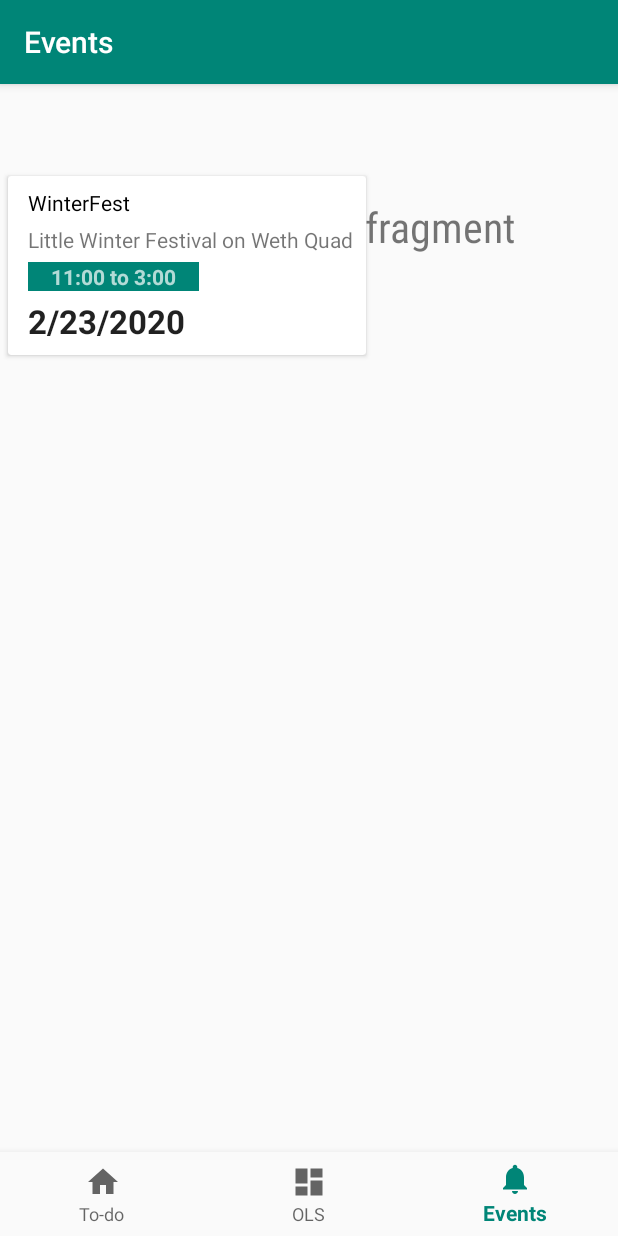
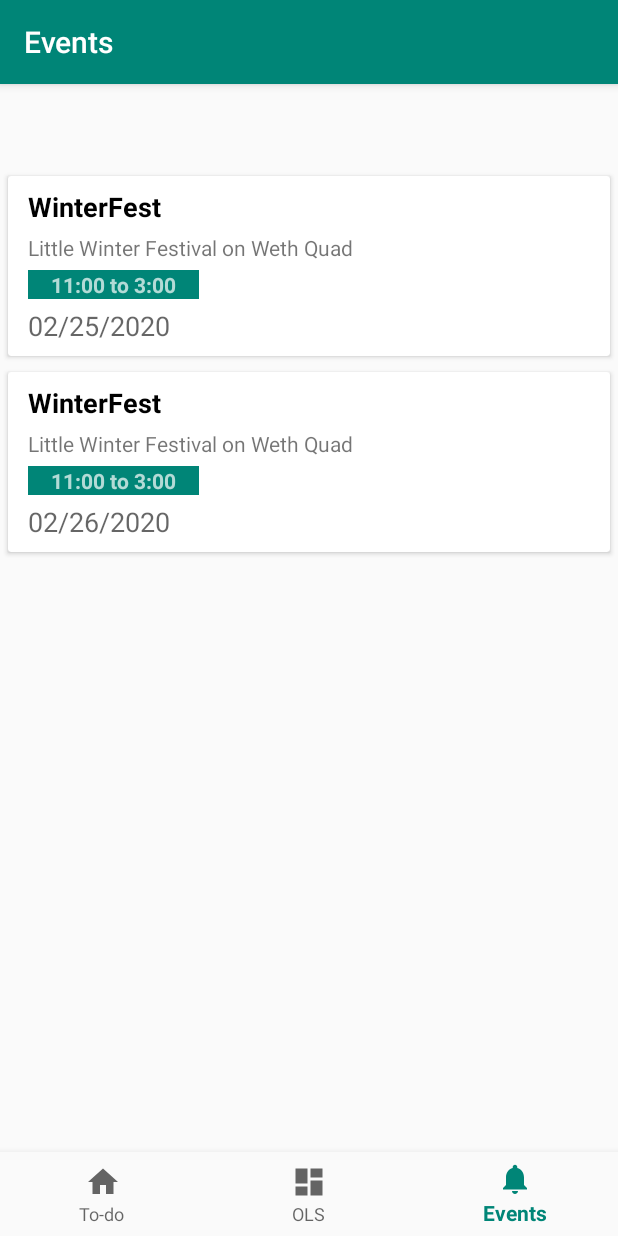
Before and after one commit to josephchen1/Connexeter, an Android app: the NotificationsFragment screen opened through its navigation route, on a phone screen of 412 x 824 dp. Run offline under Robolectric (Android 15) with nearby library versions, the phone set to English and light mode, and no system bars; our stand-ins replace navigation-ui.

Commit message:
Add automatic deletion of events via date

```diff
--- a/app/src/main/java/com/example/connexeter/ui/notifications/Event.java
+++ b/app/src/main/java/com/example/connexeter/ui/notifications/Event.java
@@ -1,10 +1,15 @@
 package com.example.connexeter.ui.notifications;
+
+
+import java.text.ParseException;
+import java.util.Date;
+import java.text.SimpleDateFormat;
 
 public class Event {
 
     private int id;
     private String title, description, time, date;
-
+    SimpleDateFormat f = new SimpleDateFormat("MM/dd/yyyy");
 
     public Event(int id, String title, String description, String time, String date) {
         this.id=id;
@@ -13,6 +18,7 @@ public class Event {
         this.time=time;
         this.date=date;
     }
+
 
     public int getId() {
         return id;
@@ -33,4 +39,14 @@ public class Event {
     public String getDate() {
         return date;
     }
+
+    public long getDateMS() {
+        try {
+            Date d = f.parse(date);
+            return d.getTime();
+        } catch (ParseException e) {
+            e.printStackTrace();
+            return 0;
+        }
+    }
 }
--- a/app/src/main/java/com/example/connexeter/ui/notifications/NotificationsFragment.java
+++ b/app/src/main/java/com/example/connexeter/ui/notifications/NotificationsFragment.java
@@ -5,6 +5,7 @@ import android.view.LayoutInflater;
 import android.view.View;
 import android.view.ViewGroup;
 import android.widget.TextView;
+import android.widget.Toast;
 
 import androidx.annotation.Nullable;
 import androidx.annotation.NonNull;
@@ -17,15 +18,16 @@ import androidx.recyclerview.widget.RecyclerView;
 import com.example.connexeter.R;
 
 import java.util.ArrayList;
+import java.util.Calendar;
 import java.util.List;
 
 public class NotificationsFragment extends Fragment {
 
     private NotificationsViewModel notificationsViewModel;
     public RecyclerView recyclerView;
-    EventAdapter adapter;
+    List<Event> eventList;
+    Long tsLong = System.currentTimeMillis();
 
-    List<Event> eventList;
 
 
     public View onCreateView(@NonNull LayoutInflater inflater,
@@ -34,22 +36,61 @@ public class NotificationsFragment extends Fragment {
         notificationsViewModel = ViewModelProviders.of(this).get(NotificationsViewModel.class);
         View root = inflater.inflate(R.layout.fragment_notifications, container, false);
         final TextView textView = root.findViewById(R.id.text_notifications);
-        notificationsViewModel.getText().observe(this, new Observer<String>() {
+        notificationsViewModel.getText().observe(getActivity(), new Observer<String>() {
             @Override
             public void onChanged(@Nullable String s) { textView.setText(s);
             }
         });
-
         eventList = new ArrayList<>();
+        Calendar calendar = Calendar.getInstance();
         recyclerView = root.findViewById(R.id.recyclerView);
         recyclerView.setHasFixedSize(true);
         recyclerView.setLayoutManager(new LinearLayoutManager(getActivity()));
 //int id, String title, String description, String time, String date
+
         eventList.add(
                 new Event (
-                        1,"WinterFest", "Little Winter Festival on Weth Quad", "11:00 to 3:00", "2/23/2020"
+                        1,"WinterFest", "Little Winter Festival on Weth Quad", "11:00 to 3:00", "02/21/2020"
                 )
         );
+
+        eventList.add(
+                new Event (
+                        2,"WinterFest", "Little Winter Festival on Weth Quad", "11:00 to 3:00", "02/22/2020"
+                )
+        );
+
+
+        eventList.add(
+                new Event (
+                        3,"WinterFest", "Little Winter Festival on Weth Quad", "11:00 to 3:00", "02/23/2020"
+                )
+        );
+
+        eventList.add(
+                new Event (
+                        4,"WinterFest", "Little Winter Festival on Weth Quad", "11:00 to 3:00", "02/24/2020"
+                )
+        );
+
+        eventList.add(
+                new Event (
+                        5,"WinterFest", "Little Winter Festival on Weth Quad", "11:00 to 3:00", "02/25/2020"
+                )
+        );
+
+        eventList.add(
+                new Event (6,"WinterFest", "Little Winter Festival on Weth Quad", "11:00 to 3:00", "02/26/2020"
+                )
+        );
+
+        for (int x = 0; x<eventList.size(); x++) {
+            if (tsLong>(eventList.get(x).getDateMS())) {
+                Toast.makeText(getActivity(), "Task Completed", Toast.LENGTH_SHORT).show();
+                eventList.remove(x);
+                x--;
+            }
+        }
 
         //creating recyclerview adapter
         EventAdapter adapter = new EventAdapter(getActivity(), eventList);
--- a/app/src/main/res/layout/layout_events.xml
+++ b/app/src/main/res/layout/layout_events.xml
@@ -1,7 +1,6 @@
 <?xml version="1.0" encoding="utf-8"?>
 <LinearLayout xmlns:android="http://schemas.android.com/apk/res/android"
-    xmlns:app="http://schemas.android.com/apk/res-auto"
-    xmlns:tools="http://schemas.android.com/tools"
+
     android:layout_width="match_parent"
     android:layout_height="match_parent"
     android:orientation="vertical">
@@ -18,12 +17,12 @@
 
             <TextView
                 android:id="@+id/textViewTitle"
-                android:layout_width="wrap_content"
+                android:layout_width="match_parent"
                 android:layout_height="wrap_content"
                 android:layout_marginLeft="5dp"
-
-                android:text="Apple MacBook Air Core i5 5th Gen - (8 GB/128 GB SSD/Mac OS Sierra)"
-                android:textAppearance="@style/Base.TextAppearance.AppCompat.Small"
+                android:text=""
+                android:textStyle="bold"
+                android:textAppearance="@style/Base.TextAppearance.AppCompat.Medium"
                 android:textColor="#000000" />
 
             <TextView
@@ -33,8 +32,7 @@
                 android:layout_below="@id/textViewTitle"
                 android:layout_marginLeft="5dp"
                 android:layout_marginTop="5dp"
-
-                android:text="13.3 Inch, 256 GB"
+                android:text=""
                 android:textAppearance="@style/Base.TextAppearance.AppCompat.Small" />
 
             <TextView
@@ -44,11 +42,10 @@
                 android:layout_below="@id/textViewDescription"
                 android:layout_marginLeft="5dp"
                 android:layout_marginTop="5dp"
-
                 android:background="@color/colorPrimary"
                 android:paddingLeft="15dp"
                 android:paddingRight="15dp"
-                android:text="4.7"
+                android:text=""
                 android:textAppearance="@style/Base.TextAppearance.AppCompat.Small.Inverse"
                 android:textStyle="bold" />
 
@@ -59,9 +56,7 @@
                 android:layout_below="@id/textViewTime"
                 android:layout_marginLeft="5dp"
                 android:layout_marginTop="5dp"
-
-                android:textAppearance="@style/Base.TextAppearance.AppCompat.Large"
-                android:textStyle="bold" />
+                android:textAppearance="@style/Base.TextAppearance.AppCompat.Medium" />
 
         </RelativeLayout>
     </androidx.cardview.widget.CardView>
```
